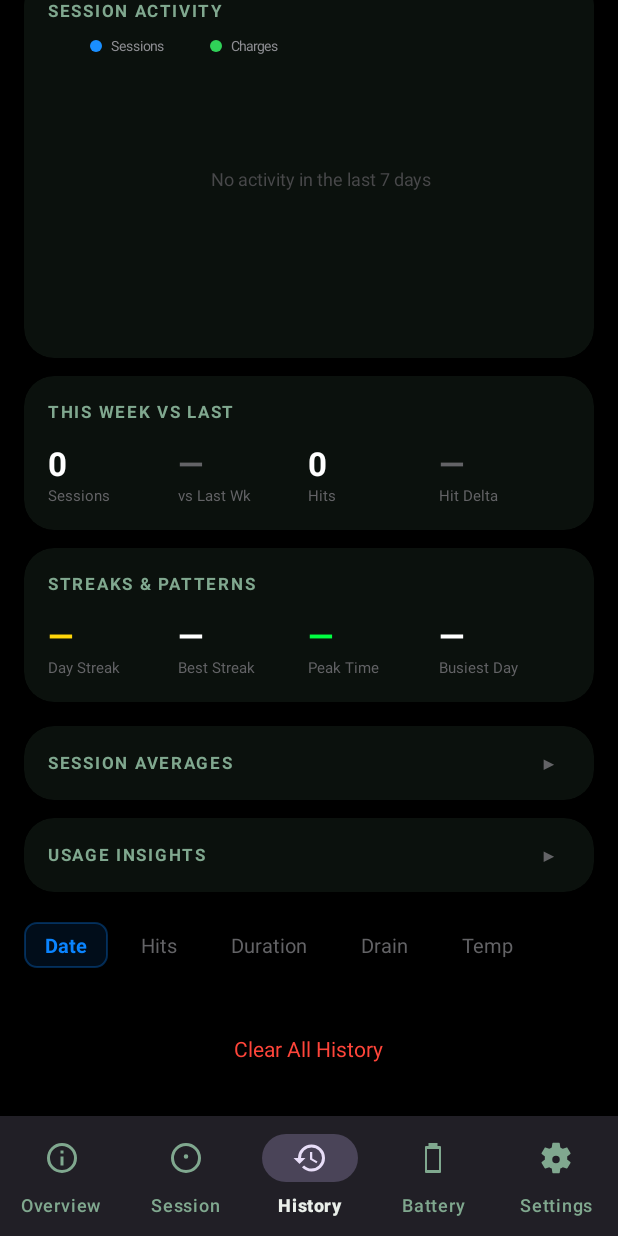
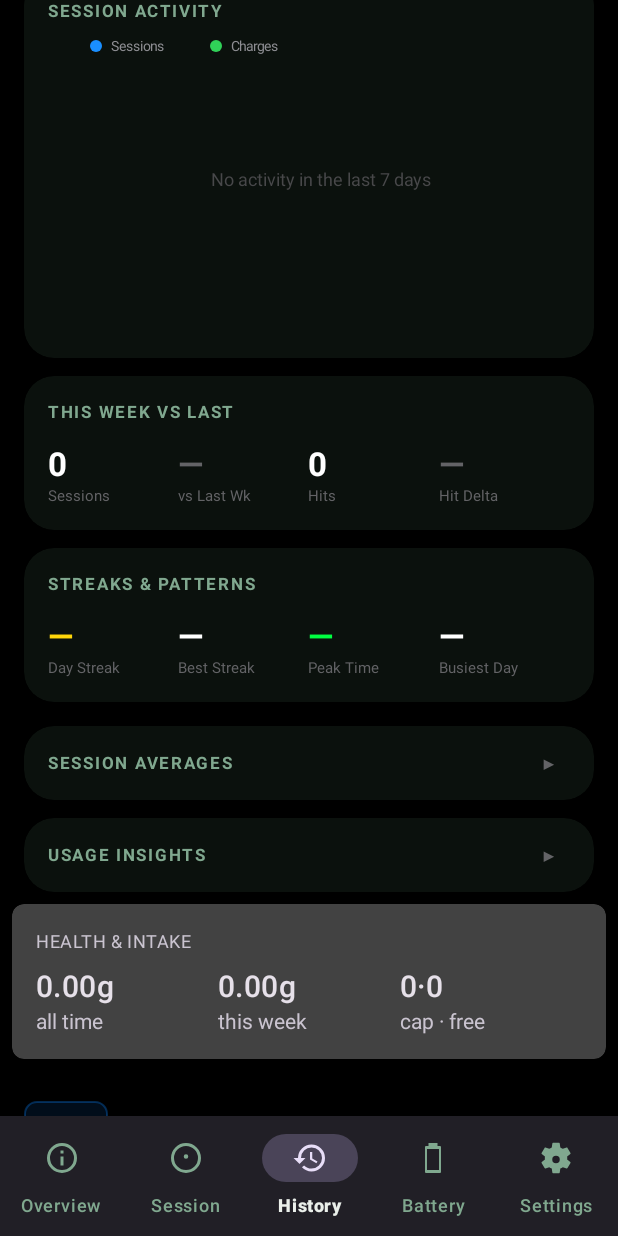
Before and after one commit to 0022111/sbtracker, an Android app: the screen it shows after launch (MainActivity), item 3 of the bottom bar chosen, scrolled down 520 dp, on a phone screen of 412 x 824 dp. Run offline under Robolectric (Android 15) with nearby library versions, the phone set to English and light mode, and no system bars; our stand-ins replace Dagger/Hilt's generated code, Room's generated code; 2 statements that could not run were skipped.

Commit message:
T-038: add IntakeStats StateFlow to VM and Health & Intake card to History screen

```diff
--- a/app/src/main/java/com/sbtracker/MainViewModel.kt
+++ b/app/src/main/java/com/sbtracker/MainViewModel.kt
@@ -26,10 +26,12 @@ import com.sbtracker.data.DeviceStatus
 import com.sbtracker.data.ExtendedData
 import com.sbtracker.data.Hit
 import com.sbtracker.data.Session
+import com.sbtracker.data.SessionMetadata
 import com.sbtracker.data.SessionSummary
 import com.sbtracker.analytics.BatteryInsights
 import com.sbtracker.analytics.DailyStats
 import com.sbtracker.analytics.HistoryStats
+import com.sbtracker.analytics.IntakeStats
 import com.sbtracker.analytics.PersonalRecords
 import com.sbtracker.analytics.ProfileStats
 import com.sbtracker.analytics.UsageInsights
@@ -408,6 +410,11 @@ class MainViewModel @Inject constructor(
             withContext(Dispatchers.IO) {
                 runCatching { backcompileSessionsFromLogsIfNeeded() }
             }
+        }
+
+        // Refresh intake stats whenever the active device changes.
+        viewModelScope.launch {
+            _activeDevice.collect { refreshIntakeStats() }
         }
     }
 
@@ -916,6 +923,33 @@ class MainViewModel @Inject constructor(
             analyticsRepo.computeUsageInsights(summaries, startHour)
         }.stateIn(viewModelScope, SharingStarted.WhileSubscribed(5000), UsageInsights())
 
+    // ── Intake / dosage analytics ─────────────────────────────────────────────
+
+    private val _intakeStats = MutableStateFlow(IntakeStats())
+    val intakeStats: StateFlow<IntakeStats> = _intakeStats.asStateFlow()
+
+    private suspend fun refreshIntakeStats() {
+        withContext(Dispatchers.IO) {
+            val device = _activeDevice.value ?: return@withContext
+            val serial = device.serialNumber.ifEmpty { null }
+            val address = device.deviceAddress
+            val sessions = db.sessionDao().getRecentSessions(serial ?: "", address, Int.MAX_VALUE)
+            if (sessions.isEmpty()) return@withContext
+            val summaries = sessions.mapNotNull { session ->
+                analyticsRepo.getSessionSummary(session)
+            }
+            val ids = summaries.map { it.id }
+            val metaList = db.sessionMetadataDao().getMetadataForSessions(ids)
+            val metaMap = metaList.associateBy { it.sessionId }
+            val stats = analyticsRepo.computeIntakeStats(
+                summaries,
+                metaMap,
+                _capsuleWeightGrams.value
+            )
+            _intakeStats.value = stats
+        }
+    }
+
     // ── Battery insights — drain trend, charge patterns ───────────────────────
 
     @OptIn(ExperimentalCoroutinesApi::class)
--- a/app/src/main/java/com/sbtracker/ui/HistoryFragment.kt
+++ b/app/src/main/java/com/sbtracker/ui/HistoryFragment.kt
@@ -82,6 +82,11 @@ class HistoryFragment : Fragment() {
         val tvSortDuration = view.findViewById<TextView>(R.id.tv_sort_duration)
         val tvSortDrain    = view.findViewById<TextView>(R.id.tv_sort_drain)
         val tvSortTemp     = view.findViewById<TextView>(R.id.tv_sort_temp)
+
+        // ── Health & Intake card ──────────────────────────────────────────────
+        val tvIntakeTotalAll = view.findViewById<TextView>(R.id.tvIntakeTotalAll)
+        val tvIntakeWeek     = view.findViewById<TextView>(R.id.tvIntakeWeek)
+        val tvIntakeSplit    = view.findViewById<TextView>(R.id.tvIntakeSplit)
 
         // Period toggle
         val tvPeriodDay  = view.findViewById<TextView>(R.id.tv_graph_period_day)
@@ -277,6 +282,15 @@ class HistoryFragment : Fragment() {
             }
         }
 
+        // ── Health & Intake stats ─────────────────────────────────────────────
+        viewLifecycleOwner.lifecycleScope.launch {
+            vm.intakeStats.collect { stats ->
+                tvIntakeTotalAll.text = "%.2fg".format(stats.totalGramsAllTime)
+                tvIntakeWeek.text     = "%.2fg".format(stats.totalGramsThisWeek)
+                tvIntakeSplit.text    = "${stats.capsuleSessionCount}·${stats.freePackSessionCount}"
+            }
+        }
+
         // ── Session History List ──────────────────────────────────────────────
         viewLifecycleOwner.lifecycleScope.launch {
             combine(vm.sessionHistory, vm.sessionFilter, vm.activeDevice) { items, filter, device ->
--- a/app/src/main/res/layout/fragment_history.xml
+++ b/app/src/main/res/layout/fragment_history.xml
@@ -639,6 +639,89 @@
         </androidx.cardview.widget.CardView>
 
         <!-- ══════════════════════════════════════════════════════════════════
+             HEALTH & INTAKE ANALYTICS CARD
+             ══════════════════════════════════════════════════════════════════ -->
+        <androidx.cardview.widget.CardView
+            android:id="@+id/cardIntake"
+            android:layout_width="match_parent"
+            android:layout_height="wrap_content"
+            android:layout_margin="8dp"
+            app:cardCornerRadius="8dp">
+
+            <LinearLayout
+                android:layout_width="match_parent"
+                android:layout_height="wrap_content"
+                android:orientation="vertical"
+                android:padding="16dp">
+
+                <TextView
+                    android:layout_width="wrap_content"
+                    android:layout_height="wrap_content"
+                    android:text="HEALTH &amp; INTAKE"
+                    android:textAppearance="?attr/textAppearanceCaption" />
+
+                <LinearLayout
+                    android:layout_width="match_parent"
+                    android:layout_height="wrap_content"
+                    android:orientation="horizontal"
+                    android:layout_marginTop="8dp">
+
+                    <LinearLayout
+                        android:layout_width="0dp"
+                        android:layout_height="wrap_content"
+                        android:layout_weight="1"
+                        android:orientation="vertical">
+                        <TextView
+                            android:id="@+id/tvIntakeTotalAll"
+                            android:layout_width="wrap_content"
+                            android:layout_height="wrap_content"
+                            android:text="—"
+                            android:textAppearance="?attr/textAppearanceHeadline6" />
+                        <TextView
+                            android:layout_width="wrap_content"
+                            android:layout_height="wrap_content"
+                            android:text="all time" />
+                    </LinearLayout>
+
+                    <LinearLayout
+                        android:layout_width="0dp"
+                        android:layout_height="wrap_content"
+                        android:layout_weight="1"
+                        android:orientation="vertical">
+                        <TextView
+                            android:id="@+id/tvIntakeWeek"
+                            android:layout_width="wrap_content"
+                            android:layout_height="wrap_content"
+                            android:text="—"
+                            android:textAppearance="?attr/textAppearanceHeadline6" />
+                        <TextView
+                            android:layout_width="wrap_content"
+                            android:layout_height="wrap_content"
+                            android:text="this week" />
+                    </LinearLayout>
+
+                    <LinearLayout
+                        android:layout_width="0dp"
+                        android:layout_height="wrap_content"
+                        android:layout_weight="1"
+                        android:orientation="vertical">
+                        <TextView
+                            android:id="@+id/tvIntakeSplit"
+                            android:layout_width="wrap_content"
+                            android:layout_height="wrap_content"
+                            android:text="—"
+                            android:textAppearance="?attr/textAppearanceHeadline6" />
+                        <TextView
+                            android:layout_width="wrap_content"
+                            android:layout_height="wrap_content"
+                            android:text="cap · free" />
+                    </LinearLayout>
+
+                </LinearLayout>
+            </LinearLayout>
+        </androidx.cardview.widget.CardView>
+
+        <!-- ══════════════════════════════════════════════════════════════════
              SESSION HISTORY LIST
              ══════════════════════════════════════════════════════════════════ -->
 
```
